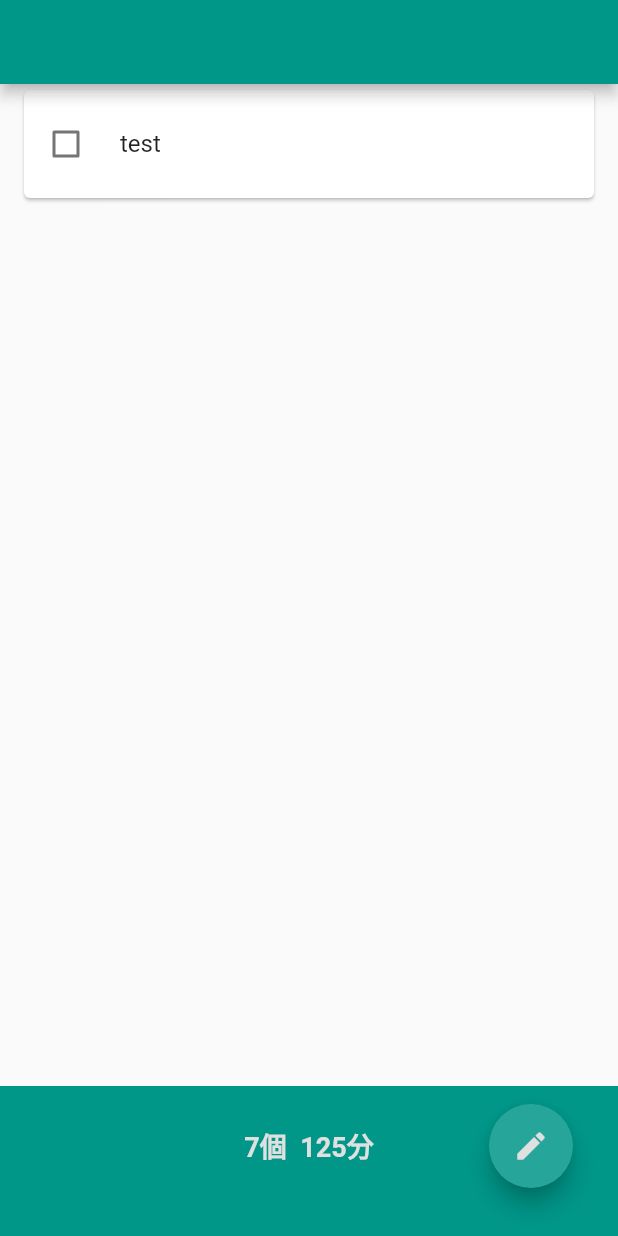
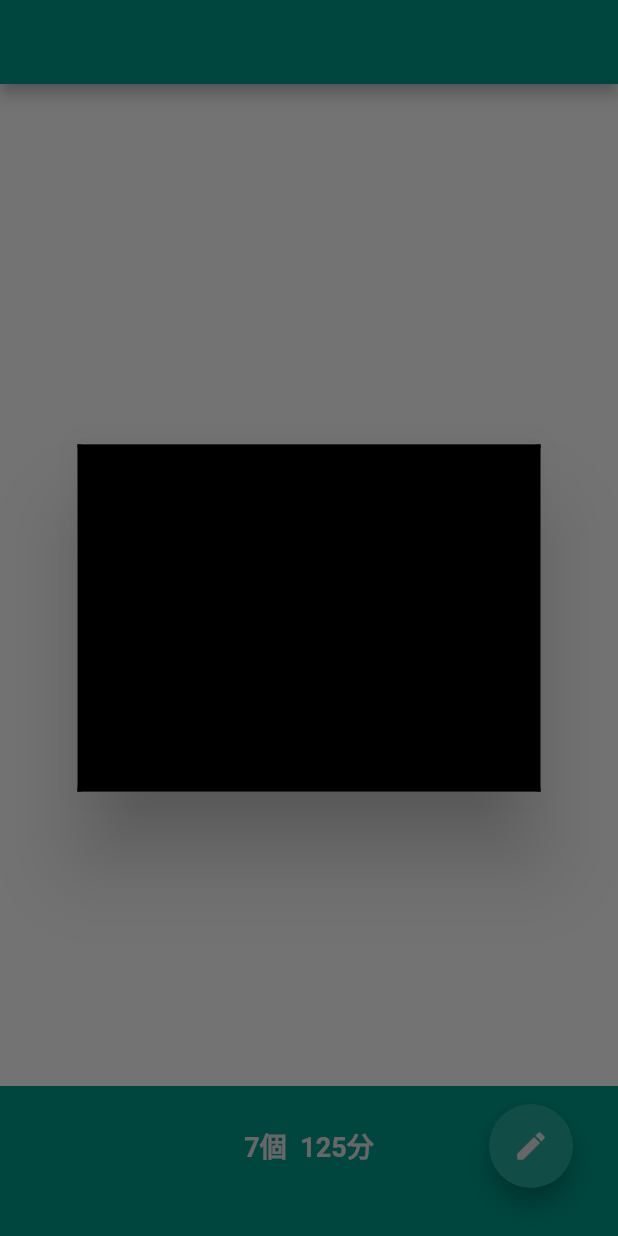
Before and after one commit to yusame0308/tasks, a Flutter app: the screen it shows after launch, after a tap on the "edit" icon, on a phone screen of 412 x 824 dp. Run offline on Flutter 3.47's test engine with Material 2 defaults, Android fonts, the phone set to English and light mode, and no system bars; drawn by our look-alikes of flutter_slidable; our stand-ins replace flutter_hooks, freezed_annotation, hooks_riverpod, sqflite; accounts and stored records are empty.

Commit message:
UpsertDialogの骨組みを作成

```diff
--- a/lib/views/home_page.dart
+++ b/lib/views/home_page.dart
@@ -4,6 +4,7 @@ import 'package:flutter_slidable/flutter_slidable.dart';
 import 'package:hooks_riverpod/hooks_riverpod.dart';
 import 'package:tasks/models/task.dart';
 import 'package:tasks/viewModels/task_view_model.dart';
+import 'package:tasks/views/upsert_dialog.dart';
 
 class HomePage extends HookWidget {
   @override
@@ -15,15 +16,13 @@ class HomePage extends HookWidget {
           Flexible(
             child: _taskList(),
           ),
-          _footer()
+          _footer(context)
         ],
       ),
     );
   }
 
-  Widget _footer() {
-    final taskViewModel = useProvider(taskViewModelProvider.notifier);
-
+  Widget _footer(BuildContext context) {
     return Container(
       width: double.infinity,
       height: 100,
@@ -48,8 +47,13 @@ class HomePage extends HookWidget {
               child: const Icon(Icons.edit),
               backgroundColor: Colors.teal[400],
               foregroundColor: Colors.grey[300],
-              onPressed: () async {
-                await taskViewModel.addTask("test", null);
+              onPressed: () {
+                showDialog(
+                  context: context,
+                  builder: (BuildContext context) {
+                    return UpsertDialog();
+                  },
+                );
               },
             ),
           ),
--- /dev/null
+++ b/lib/views/upsert_dialog.dart
@@ -0,0 +1,21 @@
+import 'package:flutter/material.dart';
+import 'package:hooks_riverpod/hooks_riverpod.dart';
+import 'package:flutter_hooks/flutter_hooks.dart';
+import 'package:tasks/viewModels/task_view_model.dart';
+
+class UpsertDialog extends HookWidget {
+  @override
+  Widget build(BuildContext context) {
+    final taskViewModel = useProvider(taskViewModelProvider.notifier);
+    final dialogWidth = MediaQuery.of(context).size.width * 3 / 4;
+
+    return Dialog(
+      insetPadding: EdgeInsets.zero,
+      child: Container(
+        color: Colors.black,
+        width: dialogWidth,
+        height: dialogWidth * 3 / 4,
+      ),
+    );
+  }
+}
```
